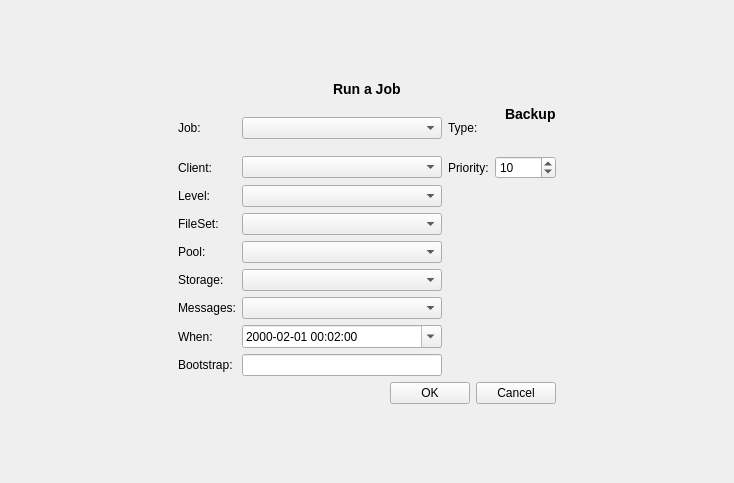
Qt form src/qt-console/run/run.ui (naszaklasa/bacula) before a commit.
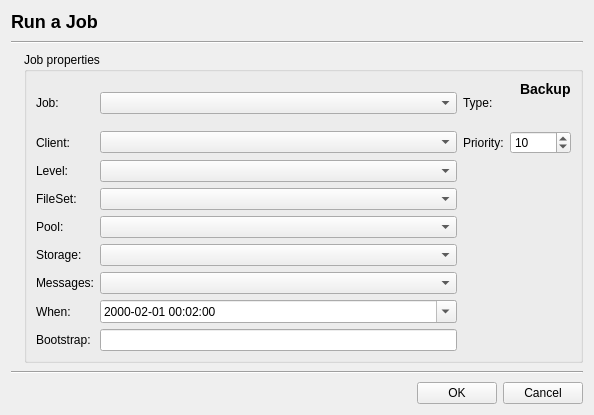
The same form after that commit. Icons and pictures are not drawn.

The edit to the form file:
```diff
--- a/src/qt-console/run/run.ui
+++ b/src/qt-console/run/run.ui
@@ -5,97 +5,76 @@
    <rect>
     <x>0</x>
     <y>0</y>
-    <width>734</width>
-    <height>483</height>
+    <width>594</width>
+    <height>415</height>
    </rect>
   </property>
+  <property name="sizePolicy" >
+   <sizepolicy vsizetype="Preferred" hsizetype="Preferred" >
+    <horstretch>0</horstretch>
+    <verstretch>0</verstretch>
+   </sizepolicy>
+  </property>
   <property name="windowTitle" >
    <string>Form</string>
   </property>
-  <layout class="QGridLayout" >
-   <property name="margin" >
-    <number>9</number>
-   </property>
-   <property name="spacing" >
-    <number>6</number>
-   </property>
-   <item row="1" column="1" >
-    <layout class="QGridLayout" >
-     <property name="margin" >
-      <number>0</number>
-     </property>
-     <property name="spacing" >
-      <number>6</number>
-     </property>
-     <item row="3" column="0" >
-      <widget class="QLabel" name="label_11" >
+  <layout class="QVBoxLayout" >
+   <item>
+    <widget class="QLabel" name="run" >
+     <property name="maximumSize" >
+      <size>
+       <width>16777215</width>
+       <height>30</height>
+      </size>
+     </property>
+     <property name="font" >
+      <font>
+       <pointsize>11</pointsize>
+      </font>
+     </property>
        <property name="text" >
-        <string>Level:</string>
-       </property>
-       <property name="buddy" >
-        <cstring>levelCombo</cstring>
-       </property>
-      </widget>
-     </item>
-     <item row="5" column="1" >
-      <widget class="QComboBox" name="poolCombo" />
-     </item>
-     <item row="9" column="0" >
-      <widget class="QLabel" name="label_5" >
-       <property name="text" >
-        <string>Bootstrap:</string>
-       </property>
-       <property name="openExternalLinks" >
-        <bool>true</bool>
-       </property>
-       <property name="buddy" >
-        <cstring>bootstrap</cstring>
-       </property>
-      </widget>
-     </item>
-     <item row="4" column="1" >
-      <widget class="QComboBox" name="filesetCombo" />
-     </item>
-     <item row="9" column="1" >
-      <widget class="QLineEdit" name="bootstrap" >
-       <property name="enabled" >
-        <bool>true</bool>
+      <string>&lt;h3>Run a Job&lt;/h3></string>
+     </property>
+    </widget>
+   </item>
+   <item>
+    <widget class="Line" name="line" >
+     <property name="sizePolicy" >
+      <sizepolicy vsizetype="Expanding" hsizetype="Minimum" >
+       <horstretch>0</horstretch>
+       <verstretch>0</verstretch>
+      </sizepolicy>
        </property>
        <property name="minimumSize" >
         <size>
-         <width>200</width>
-         <height>0</height>
-        </size>
-       </property>
-       <property name="readOnly" >
-        <bool>false</bool>
+       <width>0</width>
+       <height>5</height>
+      </size>
+     </property>
+     <property name="orientation" >
+      <enum>Qt::Horizontal</enum>
        </property>
       </widget>
      </item>
-     <item row="6" column="1" >
-      <widget class="QComboBox" name="storageCombo" />
-     </item>
-     <item row="8" column="1" >
-      <widget class="QDateTimeEdit" name="dateTimeEdit" >
-       <property name="dateTime" >
-        <datetime>
-         <hour>0</hour>
-         <minute>2</minute>
-         <second>0</second>
-         <year>2000</year>
-         <month>1</month>
-         <day>1</day>
-        </datetime>
+   <item>
+    <layout class="QHBoxLayout" >
+     <item>
+      <widget class="QLabel" name="label_12" >
+       <property name="text" >
+        <string/>
        </property>
-       <property name="displayFormat" >
-        <string>yyyy-mm-dd hh:mm:ss</string>
+       <property name="pixmap" >
+        <pixmap resource="../main.qrc" >:/images/runit.png</pixmap>
        </property>
-       <property name="calendarPopup" >
-        <bool>true</bool>
-       </property>
       </widget>
      </item>
-     <item row="1" column="0" >
+     <item>
+      <widget class="QGroupBox" name="groupBox" >
+       <property name="title" >
+        <string>Job properties</string>
+       </property>
+       <layout class="QGridLayout" >
+        <item row="0" column="0" >
       <widget class="QLabel" name="label_6" >
        <property name="text" >
         <string>Job:</string>
@@ -105,34 +84,11 @@
        </property>
       </widget>
      </item>
-     <item rowspan="6" row="3" column="3" >
-      <spacer>
-       <property name="orientation" >
-        <enum>Qt::Vertical</enum>
-       </property>
-       <property name="sizeHint" >
-        <size>
-         <width>56</width>
-         <height>151</height>
-        </size>
-       </property>
-      </spacer>
-     </item>
-     <item row="5" column="0" >
-      <widget class="QLabel" name="label_3" >
-       <property name="text" >
-        <string>Pool:</string>
-       </property>
-       <property name="buddy" >
-        <cstring>poolCombo</cstring>
-       </property>
-      </widget>
-     </item>
-     <item row="1" column="2" colspan="2" >
+        <item row="0" column="1" >
+         <widget class="QComboBox" name="jobCombo" />
+        </item>
+        <item row="0" column="2" colspan="2" >
       <layout class="QHBoxLayout" >
-       <property name="margin" >
-        <number>0</number>
-       </property>
        <property name="spacing" >
         <number>6</number>
        </property>
@@ -152,92 +108,7 @@
        </item>
       </layout>
      </item>
-     <item row="4" column="0" >
-      <widget class="QLabel" name="label_9" >
-       <property name="text" >
-        <string>FileSet:</string>
-       </property>
-       <property name="buddy" >
-        <cstring>filesetCombo</cstring>
-       </property>
-      </widget>
-     </item>
-     <item row="7" column="0" >
-      <widget class="QLabel" name="label_10" >
-       <property name="text" >
-        <string>Messages:</string>
-       </property>
-       <property name="buddy" >
-        <cstring>messagesCombo</cstring>
-       </property>
-      </widget>
-     </item>
-     <item row="0" column="0" colspan="4" >
-      <layout class="QHBoxLayout" >
-       <property name="margin" >
-        <number>0</number>
-       </property>
-       <property name="spacing" >
-        <number>6</number>
-       </property>
-       <item>
-        <spacer>
-         <property name="orientation" >
-          <enum>Qt::Horizontal</enum>
-         </property>
-         <property name="sizeHint" >
-          <size>
-           <width>71</width>
-           <height>21</height>
-          </size>
-         </property>
-        </spacer>
-       </item>
-       <item>
-        <widget class="QLabel" name="run" >
-         <property name="maximumSize" >
-          <size>
-           <width>16777215</width>
-           <height>30</height>
-          </size>
-         </property>
-         <property name="text" >
-          <string>&lt;h3>Run a Job&lt;/h3></string>
-         </property>
-        </widget>
-       </item>
-       <item>
-        <spacer>
-         <property name="orientation" >
-          <enum>Qt::Horizontal</enum>
-         </property>
-         <property name="sizeHint" >
-          <size>
-           <width>81</width>
-           <height>20</height>
-          </size>
-         </property>
-        </spacer>
-       </item>
-      </layout>
-     </item>
-     <item row="1" column="1" >
-      <widget class="QComboBox" name="jobCombo" />
-     </item>
-     <item row="2" column="2" >
-      <widget class="QLabel" name="label_4" >
-       <property name="text" >
-        <string>Priority:</string>
-       </property>
-       <property name="buddy" >
-        <cstring>prioritySpin</cstring>
-       </property>
-      </widget>
-     </item>
-     <item row="3" column="1" >
-      <widget class="QComboBox" name="levelCombo" />
-     </item>
-     <item row="2" column="0" >
+        <item row="1" column="0" >
       <widget class="QLabel" name="label_8" >
        <property name="text" >
         <string>Client:</string>
@@ -247,44 +118,20 @@
        </property>
       </widget>
      </item>
-     <item row="10" column="0" colspan="4" >
-      <layout class="QHBoxLayout" >
-       <property name="margin" >
-        <number>0</number>
-       </property>
-       <property name="spacing" >
-        <number>6</number>
-       </property>
-       <item>
-        <spacer>
-         <property name="orientation" >
-          <enum>Qt::Horizontal</enum>
-         </property>
-         <property name="sizeHint" >
-          <size>
-           <width>40</width>
-           <height>20</height>
-          </size>
-         </property>
-        </spacer>
-       </item>
-       <item>
-        <widget class="QPushButton" name="okButton" >
+        <item row="1" column="1" >
+         <widget class="QComboBox" name="clientCombo" />
+        </item>
+        <item row="1" column="2" >
+         <widget class="QLabel" name="label_4" >
          <property name="text" >
-          <string>OK</string>
-         </property>
-        </widget>
-       </item>
-       <item>
-        <widget class="QPushButton" name="cancelButton" >
-         <property name="text" >
-          <string>Cancel</string>
+           <string>Priority:</string>
+          </property>
+          <property name="buddy" >
+           <cstring>prioritySpin</cstring>
          </property>
         </widget>
        </item>
-      </layout>
-     </item>
-     <item row="2" column="3" >
+        <item row="1" column="3" >
       <widget class="QSpinBox" name="prioritySpin" >
        <property name="maximum" >
         <number>10000</number>
@@ -297,10 +144,59 @@
        </property>
       </widget>
      </item>
+        <item row="2" column="0" >
+         <widget class="QLabel" name="label_11" >
+          <property name="text" >
+           <string>Level:</string>
+          </property>
+          <property name="buddy" >
+           <cstring>levelCombo</cstring>
+          </property>
+         </widget>
+        </item>
      <item row="2" column="1" >
-      <widget class="QComboBox" name="clientCombo" />
-     </item>
-     <item row="6" column="0" >
+         <widget class="QComboBox" name="levelCombo" />
+        </item>
+        <item rowspan="5" row="2" column="3" >
+         <spacer>
+          <property name="orientation" >
+           <enum>Qt::Vertical</enum>
+          </property>
+          <property name="sizeHint" >
+           <size>
+            <width>56</width>
+            <height>151</height>
+           </size>
+          </property>
+         </spacer>
+        </item>
+        <item row="3" column="0" >
+         <widget class="QLabel" name="label_9" >
+          <property name="text" >
+           <string>FileSet:</string>
+          </property>
+          <property name="buddy" >
+           <cstring>filesetCombo</cstring>
+          </property>
+         </widget>
+        </item>
+        <item row="3" column="1" >
+         <widget class="QComboBox" name="filesetCombo" />
+        </item>
+        <item row="4" column="0" >
+         <widget class="QLabel" name="label_3" >
+          <property name="text" >
+           <string>Pool:</string>
+          </property>
+          <property name="buddy" >
+           <cstring>poolCombo</cstring>
+          </property>
+         </widget>
+        </item>
+        <item row="4" column="1" >
+         <widget class="QComboBox" name="poolCombo" />
+        </item>
+        <item row="5" column="0" >
       <widget class="QLabel" name="label_2" >
        <property name="text" >
         <string>Storage:</string>
@@ -310,10 +206,23 @@
        </property>
       </widget>
      </item>
-     <item row="7" column="1" >
+        <item row="5" column="1" >
+         <widget class="QComboBox" name="storageCombo" />
+        </item>
+        <item row="6" column="0" >
+         <widget class="QLabel" name="label_10" >
+          <property name="text" >
+           <string>Messages:</string>
+          </property>
+          <property name="buddy" >
+           <cstring>messagesCombo</cstring>
+          </property>
+         </widget>
+        </item>
+        <item row="6" column="1" >
       <widget class="QComboBox" name="messagesCombo" />
      </item>
-     <item row="8" column="0" >
+        <item row="7" column="0" >
       <widget class="QLabel" name="label" >
        <property name="text" >
         <string>When:</string>
@@ -323,67 +232,111 @@
        </property>
       </widget>
      </item>
-    </layout>
-   </item>
-   <item row="1" column="2" >
-    <spacer>
-     <property name="orientation" >
-      <enum>Qt::Horizontal</enum>
-     </property>
-     <property name="sizeHint" >
-      <size>
-       <width>40</width>
-       <height>20</height>
-      </size>
-     </property>
-    </spacer>
-   </item>
-   <item row="1" column="0" >
-    <spacer>
-     <property name="orientation" >
-      <enum>Qt::Horizontal</enum>
-     </property>
-     <property name="sizeHint" >
+        <item row="7" column="1" >
+         <widget class="QDateTimeEdit" name="dateTimeEdit" >
+          <property name="dateTime" >
+           <datetime>
+            <hour>0</hour>
+            <minute>2</minute>
+            <second>0</second>
+            <year>2000</year>
+            <month>1</month>
+            <day>1</day>
+           </datetime>
+          </property>
+          <property name="displayFormat" >
+           <string>yyyy-mm-dd hh:mm:ss</string>
+          </property>
+          <property name="calendarPopup" >
+           <bool>true</bool>
+          </property>
+         </widget>
+        </item>
+        <item row="8" column="0" >
+         <widget class="QLabel" name="label_5" >
+          <property name="text" >
+           <string>Bootstrap:</string>
+          </property>
+          <property name="openExternalLinks" >
+           <bool>true</bool>
+          </property>
+          <property name="buddy" >
+           <cstring>bootstrap</cstring>
+          </property>
+         </widget>
+        </item>
+        <item row="8" column="1" >
+         <widget class="QLineEdit" name="bootstrap" >
+          <property name="enabled" >
+           <bool>true</bool>
+          </property>
+          <property name="minimumSize" >
       <size>
-       <width>40</width>
-       <height>20</height>
-      </size>
-     </property>
-    </spacer>
-   </item>
-   <item row="2" column="1" >
-    <spacer>
-     <property name="orientation" >
-      <enum>Qt::Vertical</enum>
+            <width>200</width>
+            <height>0</height>
+           </size>
+          </property>
+          <property name="readOnly" >
+           <bool>false</bool>
+          </property>
+         </widget>
+        </item>
+       </layout>
+      </widget>
+     </item>
+    </layout>
+   </item>
+   <item>
+    <widget class="Line" name="line_2" >
+     <property name="sizePolicy" >
+      <sizepolicy vsizetype="Expanding" hsizetype="Minimum" >
+       <horstretch>0</horstretch>
+       <verstretch>0</verstretch>
+      </sizepolicy>
      </property>
-     <property name="sizeType" >
-      <enum>QSizePolicy::Expanding</enum>
-     </property>
-     <property name="sizeHint" >
+     <property name="minimumSize" >
       <size>
-       <width>351</width>
-       <height>16</height>
+       <width>0</width>
+       <height>5</height>
       </size>
      </property>
-    </spacer>
+     <property name="orientation" >
+      <enum>Qt::Horizontal</enum>
+     </property>
+    </widget>
    </item>
-   <item row="0" column="1" >
+   <item>
+    <layout class="QHBoxLayout" >
+     <item>
     <spacer>
      <property name="orientation" >
-      <enum>Qt::Vertical</enum>
-     </property>
-     <property name="sizeType" >
-      <enum>QSizePolicy::Expanding</enum>
-     </property>
+        <enum>Qt::Horizontal</enum>
+       </property>
      <property name="sizeHint" >
       <size>
-       <width>351</width>
-       <height>16</height>
+         <width>40</width>
+         <height>20</height>
       </size>
      </property>
     </spacer>
    </item>
-  </layout>
+     <item>
+      <widget class="QPushButton" name="okButton" >
+       <property name="text" >
+        <string>OK</string>
+       </property>
+      </widget>
+     </item>
+     <item>
+      <widget class="QPushButton" name="cancelButton" >
+       <property name="text" >
+        <string>Cancel</string>
+       </property>
+      </widget>
+     </item>
+    </layout>
+   </item>
+  </layout>
  </widget>
  <resources/>
  <connections/>
```
Left out of the diff: 24 changed lines with no effect on the pictures. Lines whose indentation alone changed are shown as unchanged.
